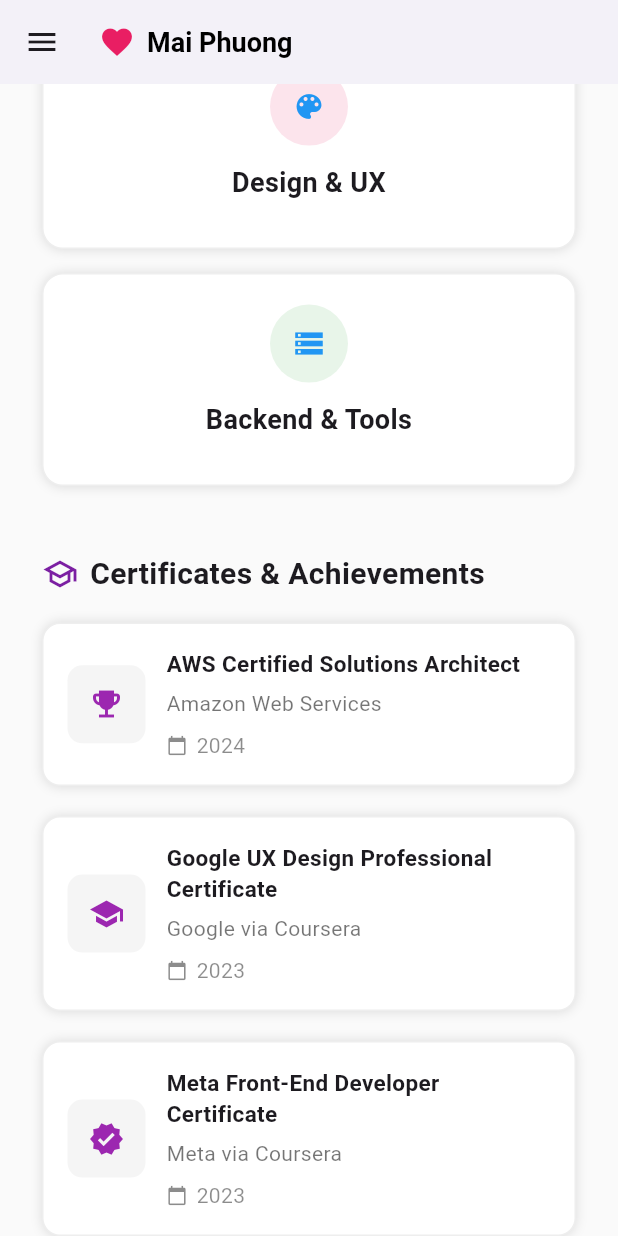
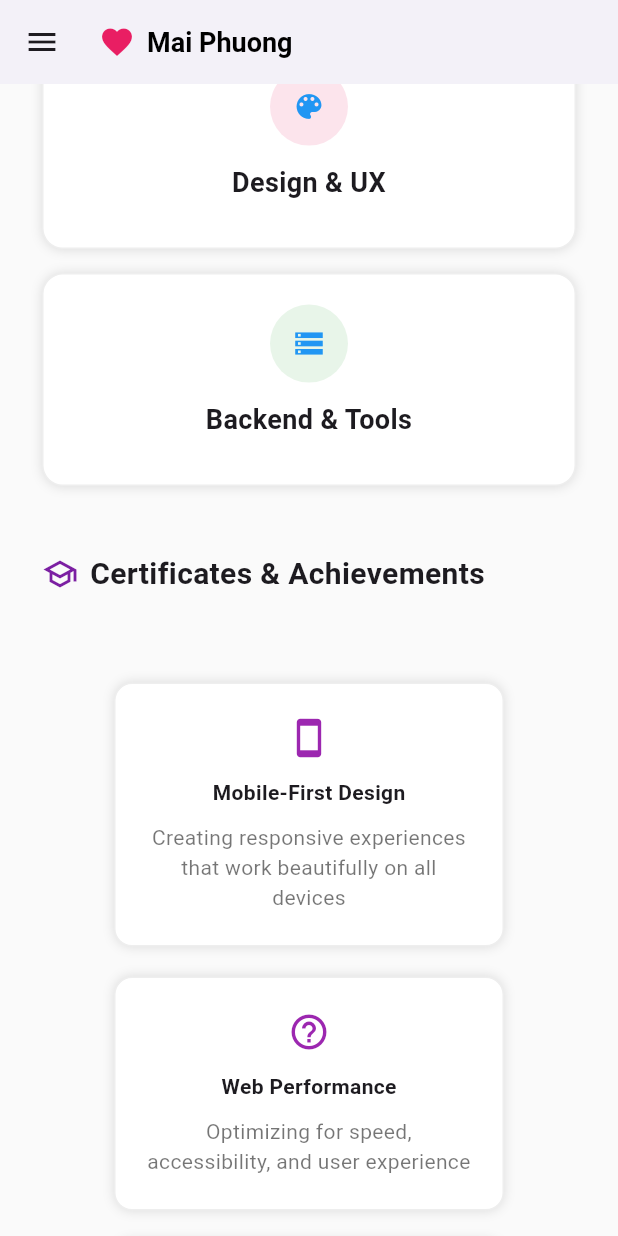
Before and after one commit to maiphuong30/my_portfolio, a Flutter app: the screen it shows after launch, scrolled down 2880 dp, on a phone screen of 412 x 824 dp. Run offline on Flutter 3.47's test engine with Material 3 defaults, Android fonts, the phone set to English and light mode, and no system bars; our stand-ins replace cloud_firestore, firebase_core, font_awesome_flutter; accounts and stored records are empty.

Commit message:
edit skills_section

```diff
--- a/lib/sections/skills_section.dart
+++ b/lib/sections/skills_section.dart
@@ -1,66 +1,28 @@
 import 'package:flutter/material.dart';
 import 'package:cloud_firestore/cloud_firestore.dart';
+import '../utils/icon_mapper.dart';
 
 class SkillsSection extends StatelessWidget {
   const SkillsSection({super.key});
 
-  static const _certificates = [
-    {
-      "title": "AWS Certified Solutions Architect",
-      "issuer": "Amazon Web Services",
-      "year": "2024",
-      "icon": Icons.emoji_events
-    },
-    {
-      "title": "Google UX Design Professional Certificate",
-      "issuer": "Google via Coursera",
-      "year": "2023",
-      "icon": Icons.school
-    },
-    {
-      "title": "Meta Front-End Developer Certificate",
-      "issuer": "Meta via Coursera",
-      "year": "2023",
-      "icon": Icons.verified
-    },
-    {
-      "title": "JavaScript Algorithms and Data Structures",
-      "issuer": "freeCodeCamp",
-      "year": "2022",
-      "icon": Icons.code
-    },
-    {
-      "title": "Responsive Web Design Certification",
-      "issuer": "freeCodeCamp",
-      "year": "2022",
-      "icon": Icons.phone_iphone
-    },
-    {
-      "title": "Figma Academy Certificate",
-      "issuer": "Figma",
-      "year": "2022",
-      "icon": Icons.palette
-    },
-  ];
-
   static const _featureList = [
     {
-      "icon": Icons.smartphone_outlined,
+      "icon": "smartphone_outlined",
       "title": "Mobile-First Design",
       "desc": "Creating responsive experiences that work beautifully on all devices"
     },
     {
-      "icon": Icons.public,
+      "icon": "public",
       "title": "Web Performance",
       "desc": "Optimizing for speed, accessibility, and user experience"
     },
     {
-      "icon": Icons.flash_on,
+      "icon": "flash_on",
       "title": "Rapid Prototyping",
       "desc": "Quick iteration from concept to working prototype"
     },
     {
-      "icon": Icons.favorite_border,
+      "icon": "favorite_border",
       "title": "User-Centered Design",
       "desc": "Putting user needs and emotions at the center of design decisions"
     },
@@ -70,23 +32,28 @@ class SkillsSection extends StatelessWidget {
   Widget build(BuildContext context) {
     final accent = Colors.purple.shade700;
 
-    // Listen realtime collection 'skill_groups' (expected docs: frontend, design, backend)
-    final stream = FirebaseFirestore.instance.collection('skill_groups').snapshots();
+    // Realtime stream cho skill_groups
+    final streamSkillGroups =
+    FirebaseFirestore.instance.collection('skill_groups').snapshots();
+
+    // Realtime stream cho certificates
+    final streamCertificates =
+    FirebaseFirestore.instance.collection('certificates').snapshots();
 
     return StreamBuilder<QuerySnapshot<Map<String, dynamic>>>(
-      stream: stream,
-      builder: (context, snapshot) {
+      stream: streamSkillGroups,
+      builder: (context, skillSnap) {
         // handle errors / loading
-        if (snapshot.hasError) {
+        if (skillSnap.hasError) {
           return Container(
             color: Colors.grey[50],
             width: double.infinity,
             padding: const EdgeInsets.symmetric(vertical: 56, horizontal: 28),
-            child: Center(child: Text('Error loading skills: ${snapshot.error}')),
+            child: Center(child: Text('Error loading skills: ${skillSnap.error}')),
           );
         }
 
-        if (snapshot.connectionState == ConnectionState.waiting) {
+        if (skillSnap.connectionState == ConnectionState.waiting) {
           return Container(
             color: Colors.grey[50],
             width: double.infinity,
@@ -95,24 +62,30 @@ class SkillsSection extends StatelessWidget {
           );
         }
 
-        // parse docs -> lists (if doc missing, list will be empty)
+        // Parse skill groups
         List<String> frontendTags = [];
         List<String> designTags = [];
         List<String> backendTags = [];
+        List<String> techTags = [];
 
-        final docs = snapshot.data?.docs ?? [];
+        final docs = skillSnap.data?.docs ?? [];
         for (final doc in docs) {
           final id = doc.id.toLowerCase();
           final data = doc.data();
           final dynamic tagsField = data['tags'];
           if (tagsField is List) {
-            final tags = tagsField.map((e) => e?.toString() ?? '').where((s) => s.isNotEmpty).toList();
+            final tags = tagsField
+                .map((e) => e?.toString() ?? '')
+                .where((s) => s.isNotEmpty)
+                .toList();
             if (id == 'frontend') {
               frontendTags = tags;
             } else if (id == 'design') {
               designTags = tags;
             } else if (id == 'backend') {
               backendTags = tags;
+            } else if (id == 'techchip') {
+              techTags = tags;
             }
           }
         }
@@ -240,8 +213,41 @@ class SkillsSection extends StatelessWidget {
               ),
               const SizedBox(height: 18),
 
-              // certificates grid (static for now)
-              LayoutBuilder(builder: (context, constraints) {
+              // certificates grid (realtime from Firestore)
+              StreamBuilder<QuerySnapshot<Map<String, dynamic>>>(
+                stream: streamCertificates,
+                builder: (context, certSnap) {
+                  // nếu lỗi -> hiển thị message nhỏ
+                  if (certSnap.hasError) {
+                    return Text('Error loading certificates: ${certSnap.error}',
+                        style: const TextStyle(color: Colors.red));
+                  }
+
+                  // nếu đang load -> spinner nhỏ
+                  if (certSnap.connectionState == ConnectionState.waiting) {
+                    return const Center(child: SizedBox(width: 28, height: 28, child: CircularProgressIndicator()));
+                  }
+
+                  final certDocs = certSnap.data?.docs ?? [];
+
+                  // chuyển thành list data
+                  final certItems = certDocs.map((d) {
+                    final data = d.data();
+                    final title = (data['title'] ?? '').toString();
+                    final issuer = (data['issuer'] ?? '').toString();
+                    final year = (data['year'] ?? '').toString();
+                    final iconName = (data['icon'] ?? '').toString();
+                    final icon = iconFromString(iconName);
+                    return {
+                      'title': title,
+                      'issuer': issuer,
+                      'year': year,
+                      'icon': icon,
+                    };
+                  }).toList();
+
+                  // responsive columns
+                  return LayoutBuilder(builder: (context, constraints) {
                     final width = constraints.maxWidth;
                     int columns = 1;
                     if (width > 1200) {
@@ -255,7 +261,7 @@ class SkillsSection extends StatelessWidget {
                     return Wrap(
                       spacing: 20,
                       runSpacing: 20,
-                  children: _certificates
+                      children: certItems
                           .map((c) => SizedBox(
                         width: (constraints.maxWidth - (20 * (columns - 1))) / columns,
                         child: _CertificateCard(
@@ -267,7 +273,9 @@ class SkillsSection extends StatelessWidget {
                       ))
                           .toList(),
                     );
-              }),
+                  });
+                },
+              ),
 
               const SizedBox(height: 40),
 
@@ -280,7 +288,7 @@ class SkillsSection extends StatelessWidget {
                   return SizedBox(
                     width: 260,
                     child: _FeatureCard(
-                      icon: f['icon'] as IconData,
+                      icon: iconFromString(f['icon'] ?? ''),
                       title: f['title'] as String,
                       desc: f['desc'] as String,
                     ),
@@ -322,24 +330,7 @@ class SkillsSection extends StatelessWidget {
                       spacing: 10,
                       runSpacing: 10,
                       alignment: WrapAlignment.center,
-                      children: const [
-                        _TechChip('React'),
-                        _TechChip('Next.js'),
-                        _TechChip('TypeScript'),
-                        _TechChip('Tailwind CSS'),
-                        _TechChip('Node.js'),
-                        _TechChip('Python'),
-                        _TechChip('Figma'),
-                        _TechChip('Adobe Creative Suite'),
-                        _TechChip('Git'),
-                        _TechChip('AWS'),
-                        _TechChip('Vercel'),
-                        _TechChip('MongoDB'),
-                        _TechChip('PostgreSQL'),
-                        _TechChip('GraphQL'),
-                        _TechChip('REST APIs'),
-                        _TechChip('Responsive Design'),
-                      ],
+                      children: techTags.map((name) => _TechChip(name)).toList(),
                     ),
                     const SizedBox(height: 6),
                   ],
--- /dev/null
+++ b/lib/utils/icon_mapper.dart
@@ -0,0 +1,34 @@
+// lib/utils/icon_mapper.dart
+import 'package:flutter/material.dart';
+
+/// Trả về IconData tương ứng với tên icon (string) từ Firestore.
+/// Nếu không tìm thấy sẽ trả về Icons.help_outline.
+IconData iconFromString(String name) {
+  // chuẩn hoá
+  final key = name.trim().toLowerCase();
+
+  const map = {
+    'emoji_events': Icons.emoji_events,
+    'school': Icons.school,
+    'verified': Icons.verified,
+    'code': Icons.code,
+    'phone_iphone': Icons.phone_iphone,
+    'palette': Icons.palette,
+    'workspace_premium': Icons.workspace_premium,
+    'verified_user': Icons.verified_user,
+    'calendar_today': Icons.calendar_today,
+    'language': Icons.public,
+    'smartphone_outlined': Icons.smartphone_outlined,
+    'flash_on': Icons.flash_on,
+    'favorite_border': Icons.favorite_border,
+    'star': Icons.star,
+    'work': Icons.work,
+    'email': Icons.email_outlined,
+    'chat': Icons.chat_bubble_outline,
+    'phone': Icons.phone,
+    'analytics': Icons.insights,
+    // thêm các tên thường dùng khác (mở rộng khi cần)
+  };
+
+  return map[key] ?? Icons.help_outline;
+}
```
Lines whose indentation alone changed are shown as unchanged.
